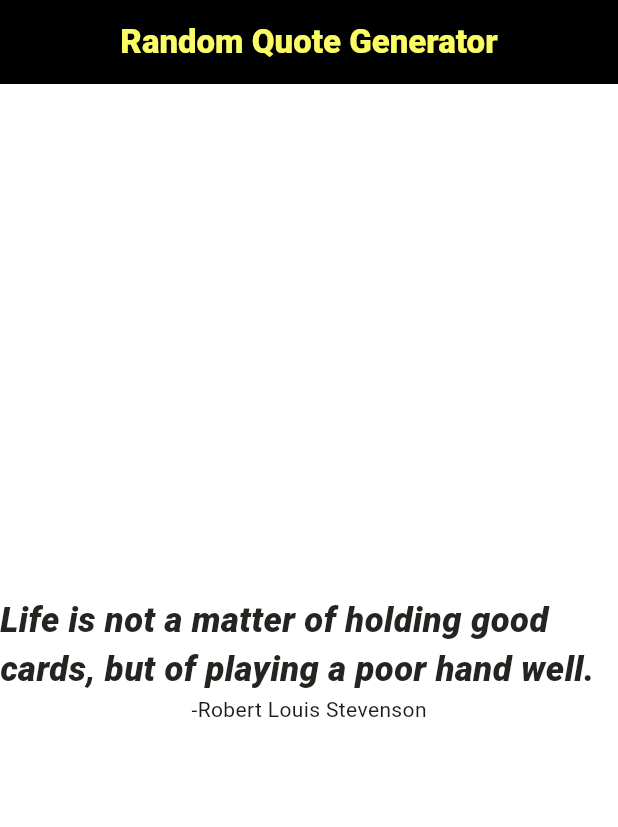
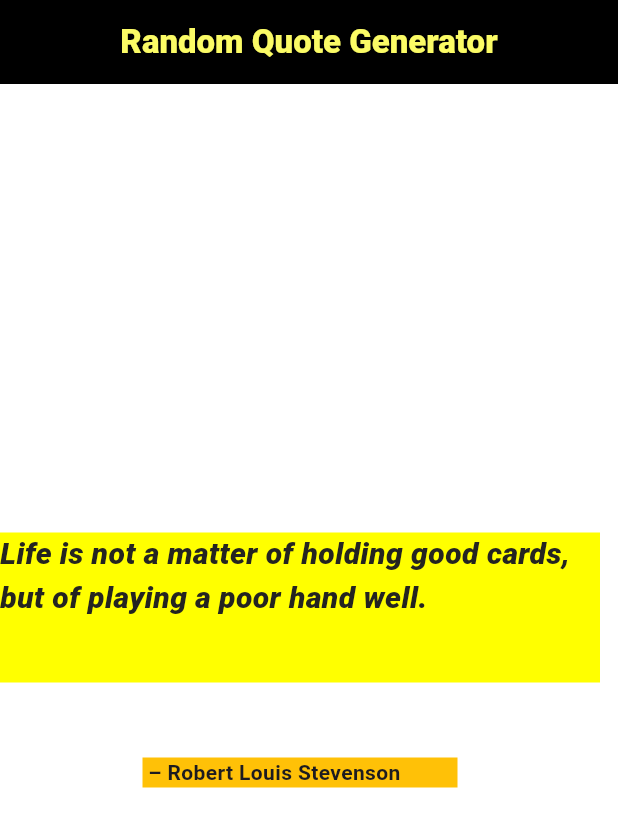
Before and after one commit to Aalokkumar0/random_quota_generator_app, a Flutter app: the screen it shows after launch, on a phone screen of 412 x 824 dp. Shown: the top 827 px of the screen. Run offline on Flutter 3.47's test engine with Material 3 defaults, Android fonts, the phone set to English and light mode, and no system bars.

Commit message:
Refactor QuoteScreen layout for improved readability and structure

```diff
--- a/random_quota_generator_app4/lib/screen/quote_screen.dart
+++ b/random_quota_generator_app4/lib/screen/quote_screen.dart
@@ -19,23 +19,37 @@ class _QuoteScreenState extends State<QuoteScreen> {
         title: Center(
           child: Text(
             "Random Quote Generator",
-            style: TextStyle(color:Color.fromARGB(255, 251, 251, 101,),fontWeight: FontWeight.w900),
+            style: TextStyle(
+              color: Color.fromARGB(255, 251, 251, 101),
+              fontWeight: FontWeight.w900,
+            ),
           ),
         ),
       ),
       body: Column(
         mainAxisAlignment: MainAxisAlignment.center,
         children: [
-          Text(
-            "Life is not a matter of holding good cards, but of playing a poor hand well.",
-            style: TextStyle(
-              color: const Color.fromARGB(255, 36, 36, 33),
-              fontWeight: FontWeight.w900,
-              fontSize: 23,
-              fontStyle: FontStyle.italic,
+          Container(
+            height: 100,
+            width: 400,
+            color: Colors.yellowAccent,
+            child: Text(
+              "Life is not a matter of holding good cards, but of playing a poor hand well.",
+              style: TextStyle(
+                color: const Color.fromARGB(255, 36, 36, 33),
+                fontWeight: FontWeight.w900,
+                fontSize: 20,
+                fontStyle: FontStyle.italic,
+              ),
             ),
           ),
-          Text("-Robert Louis Stevenson"),
+          SizedBox(height: 50),
+          Container(
+            height: 20,
+            width: 210,
+            color: Colors.amber,
+            child: Text(" – Robert Louis Stevenson",style: TextStyle(fontWeight:FontWeight.bold),),
+          )
         ],
       ),
     );
```
